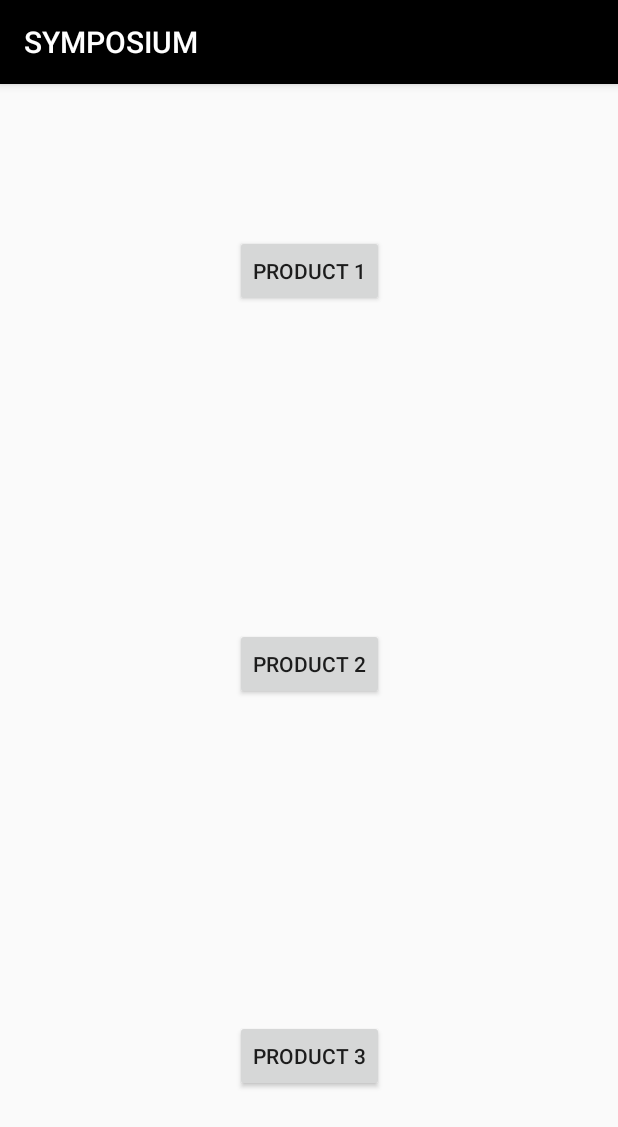
After one commit to TdrTs/Symposium, an Android app: the ChoseProductActivity screen opened directly, with no data from a screen before it, on a phone screen of 412 x 824 dp. The commit adds this screen. Shown: the top 1127 px of the screen. Run offline under Robolectric (Android 15) with nearby library versions, the phone set to English and light mode, and no system bars.

Commit message:
Design edits

```diff
--- /dev/null
+++ b/app/src/main/java/com/storedataroom/tudor/storedataroom/ChoseProductActivity.java
@@ -0,0 +1,59 @@
+package com.storedataroom.tudor.storedataroom;
+
+import android.content.Intent;
+import android.support.v7.app.AppCompatActivity;
+import android.os.Bundle;
+import android.util.Log;
+import android.view.View;
+import android.widget.Button;
+
+public class ChoseProductActivity extends AppCompatActivity {
+
+    Button product1;
+    Button product2;
+    Button product3;
+
+    @Override
+    protected void onCreate(Bundle savedInstanceState) {
+        super.onCreate(savedInstanceState);
+        setContentView(R.layout.activity_chose_product);
+
+        product1 = (Button) findViewById(R.id.buttonProduct1);
+        product2 = (Button) findViewById(R.id.buttonProduct2);
+        product3 = (Button) findViewById(R.id.buttonProduct3);
+
+        product1.setOnClickListener(new View.OnClickListener() {
+            @Override
+            public void onClick(View v) {
+                openMainActivity();
+            }
+        });
+
+        product2.setOnClickListener(new View.OnClickListener() {
+            @Override
+            public void onClick(View v) {
+                openMainActivity();
+            }
+        });
+
+        product3.setOnClickListener(new View.OnClickListener() {
+            @Override
+            public void onClick(View v) {
+                openMainActivity();
+            }
+        });
+    }
+
+
+
+
+
+
+    public void openMainActivity() {
+
+        Intent intent = new Intent(this, MainActivity.class);
+        startActivity(intent);
+
+    }
+
+}
--- /dev/null
+++ b/app/src/main/res/layout/activity_chose_product.xml
@@ -0,0 +1,50 @@
+<?xml version="1.0" encoding="utf-8"?>
+<android.support.constraint.ConstraintLayout xmlns:android="http://schemas.android.com/apk/res/android"
+    xmlns:app="http://schemas.android.com/apk/res-auto"
+    xmlns:tools="http://schemas.android.com/tools"
+    android:layout_width="match_parent"
+    android:layout_height="match_parent"
+    tools:context=".ChoseProductActivity">
+
+    <Button
+        android:id="@+id/buttonProduct1"
+        android:layout_width="wrap_content"
+        android:layout_height="wrap_content"
+        android:layout_marginBottom="8dp"
+        android:layout_marginEnd="8dp"
+        android:layout_marginStart="8dp"
+        android:layout_marginTop="8dp"
+        android:text="Product 1"
+        app:layout_constraintBottom_toTopOf="@+id/buttonProduct3"
+        app:layout_constraintEnd_toEndOf="parent"
+        app:layout_constraintHorizontal_bias="0.502"
+        app:layout_constraintStart_toStartOf="parent"
+        app:layout_constraintTop_toTopOf="parent"
+        app:layout_constraintVertical_bias="0.166" />
+
+    <Button
+        android:id="@+id/buttonProduct3"
+        android:layout_width="wrap_content"
+        android:layout_height="wrap_content"
+        android:layout_marginBottom="96dp"
+        android:layout_marginEnd="8dp"
+        android:layout_marginStart="8dp"
+        android:text="Product 3"
+        app:layout_constraintBottom_toBottomOf="parent"
+        app:layout_constraintEnd_toEndOf="parent"
+        app:layout_constraintStart_toStartOf="parent" />
+
+    <Button
+        android:id="@+id/buttonProduct2"
+        android:layout_width="wrap_content"
+        android:layout_height="wrap_content"
+        android:layout_marginBottom="8dp"
+        android:layout_marginEnd="8dp"
+        android:layout_marginStart="8dp"
+        android:layout_marginTop="8dp"
+        android:text="Product 2"
+        app:layout_constraintBottom_toTopOf="@+id/buttonProduct3"
+        app:layout_constraintEnd_toEndOf="parent"
+        app:layout_constraintStart_toStartOf="parent"
+        app:layout_constraintTop_toBottomOf="@+id/buttonProduct1" />
+</android.support.constraint.ConstraintLayout>
--- a/app/src/main/res/layout/activity_main.xml
+++ b/app/src/main/res/layout/activity_main.xml
@@ -4,6 +4,7 @@
     xmlns:tools="http://schemas.android.com/tools"
     android:layout_width="match_parent"
     android:layout_height="match_parent"
+    android:background="#ffffff"
     tools:context=".MainActivity">
 
     <EditText
--- a/app/src/main/res/values/colors.xml
+++ b/app/src/main/res/values/colors.xml
@@ -1,6 +1,6 @@
 <?xml version="1.0" encoding="utf-8"?>
 <resources>
-    <color name="colorPrimary">#3F51B5</color>
-    <color name="colorPrimaryDark">#303F9F</color>
-    <color name="colorAccent">#FF4081</color>
+    <color name="colorPrimary">#000000</color>
+    <color name="colorPrimaryDark">#000000</color>
+    <color name="colorAccent">#000000</color>
 </resources>
--- a/app/src/main/res/values/strings.xml
+++ b/app/src/main/res/values/strings.xml
@@ -1,3 +1,3 @@
 <resources>
-    <string name="app_name">StoreDataRoom</string>
+    <string name="app_name">SYMPOSIUM</string>
 </resources>
```
Also changed, not shown: app/src/main/AndroidManifest.xml (+10 -0 lines), app/src/main/java/com/storedataroom/tudor/storedataroom/SelectActivity.java (added, +30 -0 lines), app/src/main/res/drawable/ic_launcher_background.xml (+70 -166 lines), app/src/main/res/layout/activity_select.xml (added, +23 -0 lines), app/build.gradle (line endings or trailing spaces), app/src/main/ic_launcherSymposium-web.png (added), app/src/main/res/mipmap-hdpi/ic_launcher_foreground.png (added), app/src/main/res/mipmap-mdpi/ic_launcher_foreground.png (added), app/src/main/res/mipmap-xhdpi/ic_launcher_foreground.png (added), app/src/main/res/mipmap-xxhdpi/ic_launcher_foreground.png (added), app/src/main/res/mipmap-xxxhdpi/ic_launcher_foreground.png (added).
